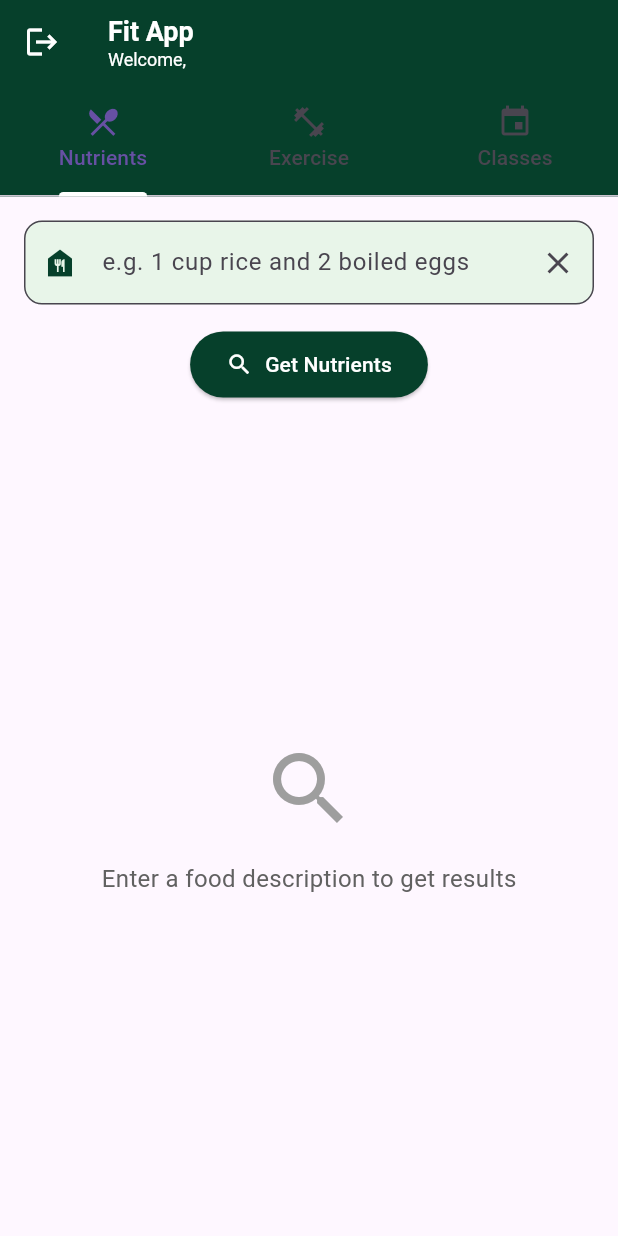
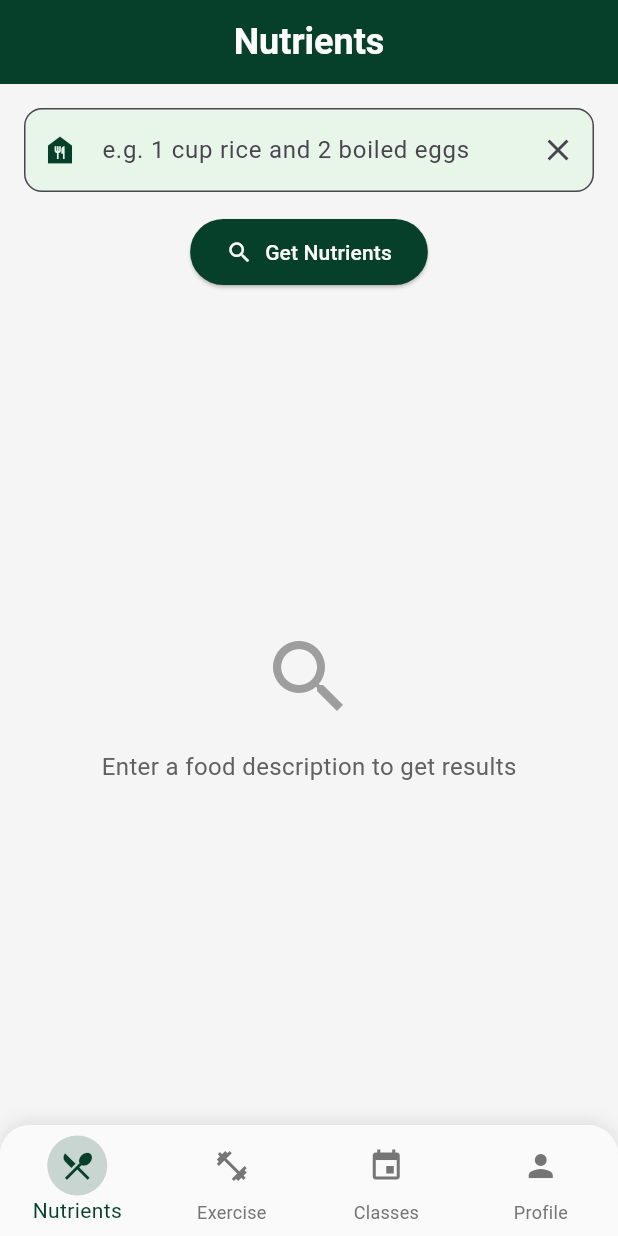
Before and after one commit to mhna3/FitApp, a Flutter app: the screen it shows once a user with an empty profile is signed in, on a phone screen of 412 x 824 dp. Run offline on Flutter 3.47's test engine with Material 3 defaults, Android fonts, the light colour scheme and no system bars; our stand-ins replace cloud_firestore, firebase_auth, firebase_core, google_sign_in, percent_indicator; accounts and stored records are empty.

Commit message:
added profile and settings page, fixed UI

```diff
--- a/lib/screens/add_edit_class.dart
+++ b/lib/screens/add_edit_class.dart
@@ -82,6 +82,7 @@ class _AddEditClassScreenState extends State<AddEditClassScreen> {
   @override
   Widget build(BuildContext context) {
     return Scaffold(
+      backgroundColor: Color(0xFFF5F5F5),
       appBar: AppBar(
         title: Text(_isEditing ? 'Edit Class' : 'Add New Class'),
         backgroundColor: Color(0xFF06402B),
--- a/lib/screens/admin_panel.dart
+++ b/lib/screens/admin_panel.dart
@@ -29,6 +29,7 @@ class _AdminPanelState extends State<AdminPanel> with SingleTickerProviderStateM
   @override
   Widget build(BuildContext context) {
     return Scaffold(
+      backgroundColor: Color(0xFFF5F5F5),
       appBar: AppBar(
         title: Text('Admin Panel'),
         backgroundColor: Color(0xFF06402B),
--- a/lib/screens/apiController.dart
+++ b/lib/screens/apiController.dart
@@ -5,6 +5,7 @@ import '../services/nutritionix_api.dart';
 import '../widgets/exercise_response_card.dart';
 import '../widgets/food_response_card.dart';
 import 'classes_tab.dart';
+import '../screens/profile_page.dart';
 
 class NutritionixApp extends StatelessWidget {
   @override
@@ -31,15 +32,24 @@ class HomeScreen extends StatefulWidget {
 
 class _HomeScreenState extends State<HomeScreen> with SingleTickerProviderStateMixin {
   late TabController _tabController;
-  final api = NutritionixApi(appId: 'appId', appKey: 'appKey');
+  final api = NutritionixApi(appId: 'appid', appKey: 'appkey');
   final FirebaseAuth _auth = FirebaseAuth.instance;
   User? currentUser;
+  int _currentIndex = 0;
+  final List<Widget> _pages = [];
 
   @override
   void initState() {
     super.initState();
     _tabController = TabController(length: 3, vsync: this); // Changed from 2 to 3
     currentUser = _auth.currentUser;
+
+    _pages.addAll([
+      NaturalNutrientsTab(api: api),
+      ExerciseTab(api: api),
+      ClassesTab(),
+      ProfilePage(),
+    ]);
   }
 
   @override
@@ -74,80 +84,72 @@ class _HomeScreenState extends State<HomeScreen> with SingleTickerProviderStateM
   @override
   Widget build(BuildContext context) {
     return Scaffold(
-      appBar: AppBar(
-        leading: IconButton(
-          icon: Icon(Icons.logout),
-          onPressed: () {
-            showDialog(
-              context: context,
-              builder: (BuildContext context) {
-                return AlertDialog(
-                  title: Text('Logout'),
-                  content: Text('Are you sure you want to logout?'),
-                  actions: [
-                    TextButton(
-                      child: Text('Cancel'),
-                      onPressed: () {
-                        Navigator.of(context).pop();
-                      },
-                    ),
-                    TextButton(
-                      child: Text('Logout'),
-                      onPressed: () {
-                        Navigator.of(context).pop();
-                        _signOut();
-                      },
+      backgroundColor: Color(0xFFF5F5F5),
+      body: _pages[_currentIndex],
+      bottomNavigationBar: Container(
+        decoration: BoxDecoration(
+          color: Color(0xFFF5F5F5),
+          boxShadow: [
+            BoxShadow(
+              color: Colors.black.withOpacity(0.1),
+              blurRadius: 10,
+              offset: Offset(0, -2),
             ),
           ],
-                );
-              },
-            );
-          },
+          borderRadius: BorderRadius.only(
+            topLeft: Radius.circular(20),
+            topRight: Radius.circular(20),
           ),
-        title: Column(
-          crossAxisAlignment: CrossAxisAlignment.start,
-          children: [
-            Text(
-              'Fit App',
-              style: TextStyle(fontWeight: FontWeight.bold, fontSize: 18),
         ),
-            if (currentUser != null)
-              Text(
-                'Welcome, ${currentUser!.displayName ?? currentUser!.email}',
-                style: TextStyle(fontSize: 12, fontWeight: FontWeight.normal),
+        child: ClipRRect(
+          borderRadius: BorderRadius.only(
+            topLeft: Radius.circular(20),
+            topRight: Radius.circular(20),
           ),
-          ],
+          child: BottomNavigationBar(
+            currentIndex: _currentIndex,
+            selectedItemColor: Color(0xFF06402B),
+            unselectedItemColor: Colors.grey[600],
+            backgroundColor: Colors.grey[50],
+            type: BottomNavigationBarType.fixed,
+            elevation: 0,
+            onTap: (index) => setState(() => _currentIndex = index),
+            items: [
+              BottomNavigationBarItem(
+                icon: _buildNavIcon(Icons.restaurant_menu, 0),
+                label: 'Nutrients',
               ),
-        elevation: 0,
-        backgroundColor: Color(0xFF06402B),
-        foregroundColor: Colors.white,
-        bottom: TabBar(
-          controller: _tabController,
-          indicatorWeight: 3,
-          indicatorColor: Colors.white,
-          tabs: [
-            Tab(
-              text: 'Nutrients',
-              icon: Icon(Icons.restaurant_menu),
+              BottomNavigationBarItem(
+                icon: _buildNavIcon(Icons.fitness_center, 1),
+                label: 'Exercise',
               ),
-            Tab(
-              text: 'Exercise',
-              icon: Icon(Icons.fitness_center),
+              BottomNavigationBarItem(
+                icon: _buildNavIcon(Icons.event, 2),
+                label: 'Classes',
               ),
-            Tab(
-              text: 'Classes',
-              icon: Icon(Icons.event),
+              BottomNavigationBarItem(
+                icon: _buildNavIcon(Icons.person, 3),
+                label: 'Profile',
               ),
             ],
           ),
         ),
-      body: TabBarView(
-        controller: _tabController,
-        children: [
-          NaturalNutrientsTab(api: api),
-          ExerciseTab(api: api),
-          ClassesTab(), // Added the new ClassesTab
-        ],
+      ),
+    );
+  }
+  Widget _buildNavIcon(IconData icon, int index) {
+    final isSelected = _currentIndex == index;
+
+    return Container(
+      decoration: isSelected
+          ? BoxDecoration(
+        shape: BoxShape.circle,
+        color: Color(0xFF06402B).withOpacity(0.2),
+      ) : null,
+      padding: EdgeInsets.all(8),
+      child: Icon(
+        icon,
+        color: isSelected ? Color(0xFF06402B) : Colors.grey[600],
       ),
     );
   }
@@ -192,7 +194,24 @@ class _NaturalNutrientsTabState extends State<NaturalNutrientsTab> {
 
   @override
   Widget build(BuildContext context) {
-    return Padding(
+    return Scaffold(
+      backgroundColor: Color(0xFFF5F5F5),
+      appBar: AppBar(
+        title: Column(
+          crossAxisAlignment: CrossAxisAlignment.start,
+          children: [
+            Text(
+              'Nutrients',
+              style: TextStyle(fontWeight: FontWeight.bold, fontSize: 24),
+            ),
+          ],
+        ),
+        elevation: 0,
+        centerTitle: true,
+        backgroundColor: Color(0xFF06402B),
+        foregroundColor: Colors.white,
+      ),
+      body:  Padding(
       padding: const EdgeInsets.all(16),
       child: Column(
         children: [
@@ -268,6 +287,7 @@ class _NaturalNutrientsTabState extends State<NaturalNutrientsTab> {
           ),
         ],
        ),
+      ),
     );
   }
 }
@@ -315,7 +335,24 @@ class _ExerciseTabState extends State<ExerciseTab> {
 
   @override
   Widget build(BuildContext context) {
-    return Padding(
+    return Scaffold(
+      backgroundColor: Color(0xFFF5F5F5),
+        appBar: AppBar(
+          title: Column(
+            crossAxisAlignment: CrossAxisAlignment.start,
+            children: [
+              Text(
+                'Exercise',
+                style: TextStyle(fontWeight: FontWeight.bold, fontSize: 24),
+              ),
+            ],
+          ),
+          elevation: 0,
+          centerTitle: true,
+          backgroundColor: Color(0xFF06402B),
+          foregroundColor: Colors.white,
+        ),
+    body: Padding(
       padding: const EdgeInsets.all(16),
       child: Column(
         children: [
@@ -391,6 +428,7 @@ class _ExerciseTabState extends State<ExerciseTab> {
           ),
         ],
       ),
+    ),
     );
   }
 }
```
Also changed, not shown: lib/screens/classes_tab.dart (+25 -5 lines), lib/screens/profile_page.dart (added, +321 -0 lines), lib/screens/settings.dart (added, +182 -0 lines), lib/widgets/food_response_card.dart (+16 -11 lines). Lines whose indentation alone changed are shown as unchanged.
